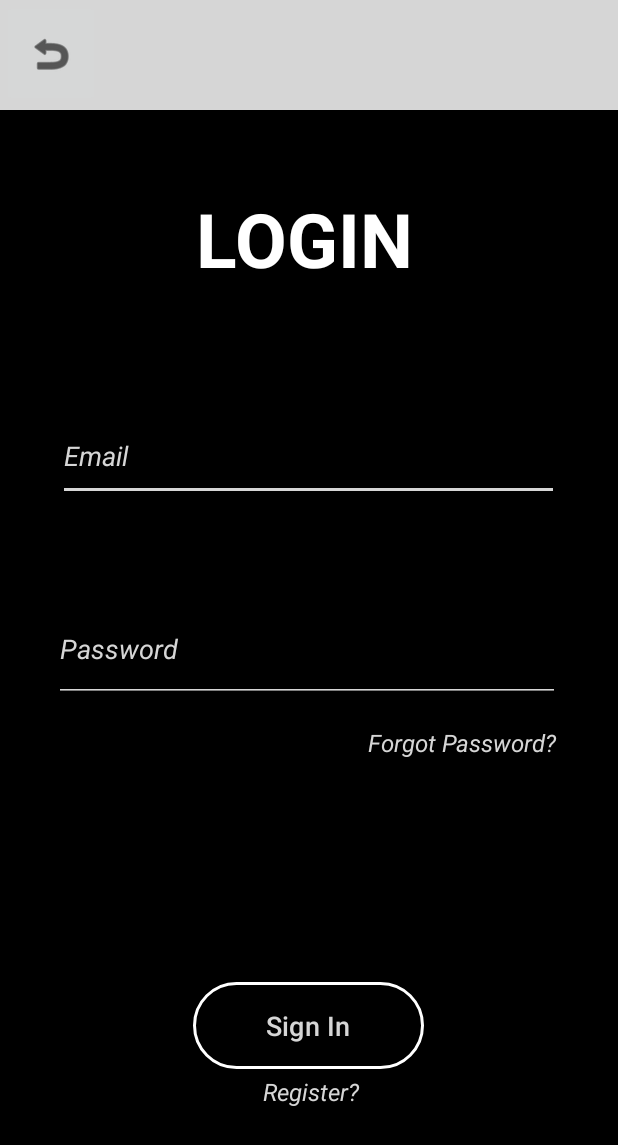
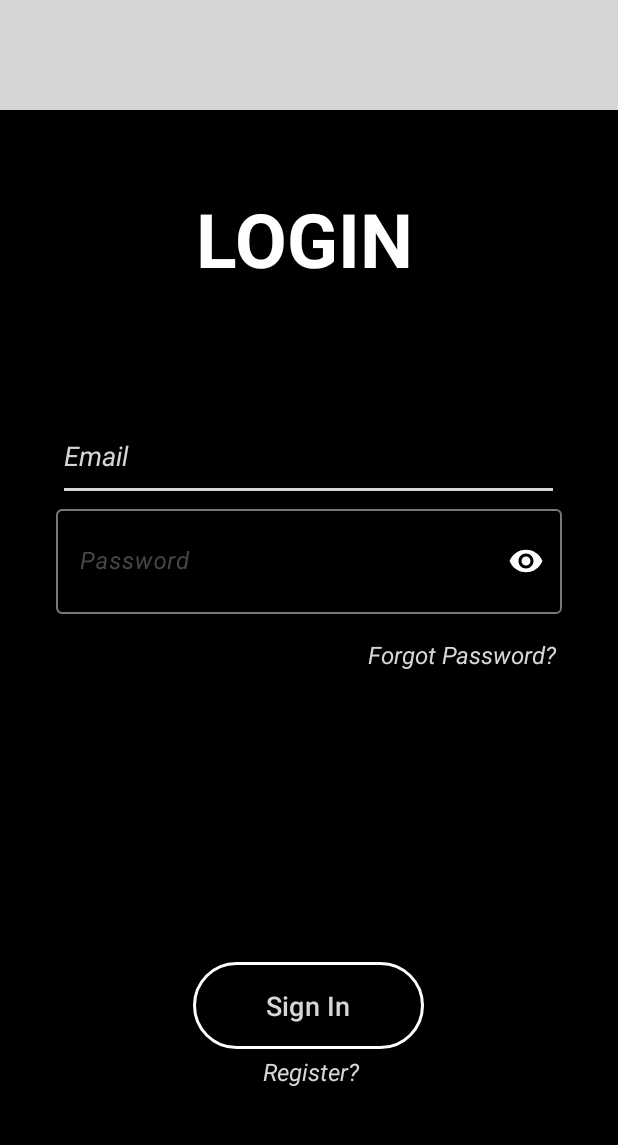
Before and after one commit to DavidSuarezRincon/SuperList, an Android app: the screen it shows after launch (LoginActivity), on a phone screen of 412 x 824 dp. Shown: the top 1145 px of the screen. Run offline under Robolectric (Android 15) with nearby library versions, the phone set to English and light mode, and no system bars.

Commit message:
Cambios LogIn Ver contraseña

```diff
--- a/app/src/main/java/com/david/superlist/AniadirListaActivity.java
+++ b/app/src/main/java/com/david/superlist/AniadirListaActivity.java
@@ -33,6 +33,7 @@ public class AniadirListaActivity extends AppCompatActivity {
         //nombre = findViewById(R.id.editTextNombreLista);
         //descripcion = findViewById(R.id.editTextDescripcionLista);
 
+
         botonAniadir = findViewById(R.id.botonAniadirListaActivity);
         botonAniadir.setOnClickListener(View -> {
 
--- a/app/src/main/java/com/david/superlist/LoginActivity.java
+++ b/app/src/main/java/com/david/superlist/LoginActivity.java
@@ -2,44 +2,56 @@ package com.david.superlist;
 
 import android.content.Intent;
 import android.os.Bundle;
-import android.view.View;
-import android.widget.ImageButton;
+import android.text.TextUtils;
+import android.widget.Button;
+import android.widget.EditText;
 import android.widget.TextView;
 
 import androidx.appcompat.app.AppCompatActivity;
 
 public class LoginActivity extends AppCompatActivity {
 
-//    Button botonLogin;
-
     @Override
     protected void onCreate(Bundle savedInstanceState) {
         super.onCreate(savedInstanceState);
         setContentView(R.layout.activity_login);
 
+        TextView forgotPassword = findViewById(R.id.loginForgotPassword);
+        TextView register = findViewById(R.id.loginRegister);
+        EditText introducirEmail = findViewById(R.id.userEmailData);
+        EditText introducirPassword = findViewById(R.id.userDataPassword);
+        Button botonSignIn = findViewById(R.id.buttonLogIn);
 
-        ImageButton goBack = findViewById(R.id.imgButtonGoBackLogin);
 
-        goBack.setOnClickListener(v -> {
+        botonSignIn.setOnClickListener(v -> {
 
-            finish();
+            String email = String.valueOf(introducirEmail.getText());
+            String password = String.valueOf(introducirPassword.getText());
 
+            if (TextUtils.isEmpty(email) || TextUtils.isEmpty(password)) {
+
+                setFalloDatos(introducirEmail);
+                setFalloDatos(introducirPassword);
+
+                return;
+
+            }
         });
 
 
-        TextView forgotPassword = findViewById(R.id.loginForgotPassword);
-
         forgotPassword.setOnClickListener(view -> {
-            startActivity(new Intent(this,ForgotPasswordActivity.class));
+            startActivity(new Intent(this, ForgotPasswordActivity.class));
         });
 
-        TextView register = findViewById(R.id.loginRegister);
+        register.setOnClickListener(
+                view ->
+                        startActivity(new Intent(this, RegisterActivity.class))
+        );
+    }
 
-        register.setOnClickListener(
-            view ->
-                    startActivity(new Intent(this,RegisterActivity.class))
+    private void setFalloDatos(EditText introdTexto) {
 
-        );
+        introdTexto.setError("Este campo es obligatorio.");
 
     }
 }
--- /dev/null
+++ b/app/src/main/res/drawable-anydpi/icon_eye.xml
@@ -0,0 +1,11 @@
+<vector xmlns:android="http://schemas.android.com/apk/res/android"
+    android:width="24dp"
+    android:height="24dp"
+    android:viewportWidth="24"
+    android:viewportHeight="24"
+    android:tint="#FFFFFF"
+    android:alpha="0.8">
+  <path
+      android:fillColor="@android:color/white"
+      android:pathData="M12,4.5C7,4.5 2.73,7.61 1,12c1.73,4.39 6,7.5 11,7.5s9.27,-3.11 11,-7.5c-1.73,-4.39 -6,-7.5 -11,-7.5zM12,17c-2.76,0 -5,-2.24 -5,-5s2.24,-5 5,-5 5,2.24 5,5 -2.24,5 -5,5zM12,9c-1.66,0 -3,1.34 -3,3s1.34,3 3,3 3,-1.34 3,-3 -1.34,-3 -3,-3z"/>
+</vector>
--- a/app/src/main/res/layout/activity_login.xml
+++ b/app/src/main/res/layout/activity_login.xml
@@ -7,7 +7,8 @@
     android:background="@color/black"
     android:backgroundTint="@color/white"
     android:backgroundTintMode="multiply"
-                                                   tools:context=".MainActivity" tools:ignore="ExtraText">
+    tools:context=".MainActivity"
+    tools:ignore="ExtraText">
 
     <TextView
         android:id="@+id/loginRegister"
@@ -97,17 +98,28 @@
         app:layout_constraintEnd_toEndOf="parent"
         app:layout_constraintHorizontal_bias="0.862"
         app:layout_constraintStart_toStartOf="parent"
-        app:layout_constraintTop_toBottomOf="@+id/userDataPassword"
+        app:layout_constraintTop_toBottomOf="@+id/tilPassword"
         app:layout_constraintVertical_bias="0.0"
         tools:ignore="TextSizeCheck" />
+
+    <com.google.android.material.textfield.TextInputLayout
+        android:id="@+id/tilPassword"
+        android:layout_width="wrap_content"
+        android:layout_height="wrap_content"
+        app:passwordToggleEnabled="true"
+        app:layout_constraintEnd_toEndOf="parent"
+        app:passwordToggleTint="@color/white"
+        app:layout_constraintStart_toStartOf="parent"
+        app:layout_constraintTop_toBottomOf="@+id/userEmailData">
 
         <EditText
             android:id="@+id/userDataPassword"
             android:layout_width="337dp"
             android:layout_height="70dp"
-        android:layout_marginTop="64dp"
+            android:layout_marginTop="32dp"
             android:autofillHints="password"
             android:backgroundTint="@color/whiteBasic"
+            android:drawableEnd="@drawable/icon_eye"
             android:ems="10"
             android:hint="@string/textPassword"
             android:inputType="textPassword"
@@ -115,10 +127,11 @@
             android:textColor="@color/white"
             android:textColorHint="@color/whiteBasic"
             android:textStyle="italic"
-        app:layout_constraintEnd_toEndOf="parent"
-        app:layout_constraintHorizontal_bias="0.486"
-        app:layout_constraintStart_toStartOf="parent"
-        app:layout_constraintTop_toBottomOf="@+id/userEmailData" />
+             />
+
+
+    </com.google.android.material.textfield.TextInputLayout>
+
 
     <androidx.appcompat.widget.Toolbar
         android:id="@+id/toolbar"
@@ -134,19 +147,5 @@
         app:layout_constraintTop_toTopOf="parent"
         app:layout_constraintVertical_bias="0.0" />
 
-    <ImageButton
-        android:id="@+id/imgButtonGoBackLogin"
-        android:layout_width="65dp"
-        android:layout_height="71dp"
-        android:contentDescription="@string/contentDescriptionArrowBack"
-        android:scrollbarSize="4dp"
-        app:layout_constraintEnd_toEndOf="parent"
-        app:layout_constraintHorizontal_bias="0.003"
-        app:layout_constraintStart_toStartOf="parent"
-        app:layout_constraintTop_toTopOf="parent"
-        app:srcCompat="@android:drawable/ic_menu_revert"
-        app:tint="@color/black"
-        tools:ignore="SpeakableTextPresentCheck" />
-
 
 </androidx.constraintlayout.widget.ConstraintLayout>
--- a/build.gradle.kts
+++ b/build.gradle.kts
@@ -1,4 +1,4 @@
 // Top-level build file where you can add configuration options common to all sub-projects/modules.
 plugins {
-    id("com.android.application") version "8.1.2" apply false
+    id("com.android.application") version "8.1.3" apply false
 }
```
Also changed, not shown: app/src/main/res/drawable-hdpi/icon_eye.png (added), app/src/main/res/drawable-mdpi/icon_eye.png (added), app/src/main/res/drawable-xhdpi/icon_eye.png (added), app/src/main/res/drawable-xxhdpi/icon_eye.png (added). Lines whose indentation alone changed are shown as unchanged.
